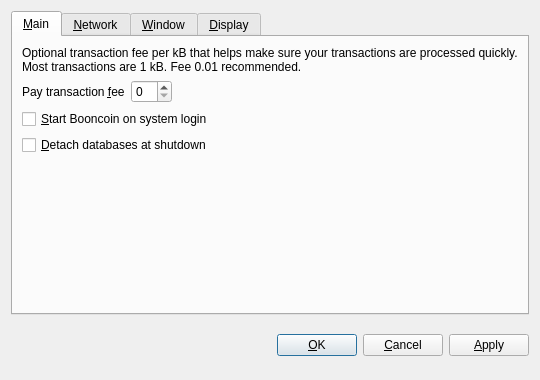
Before: the Qt Designer form src/qt/forms/optionsdialog.ui in acgh213/boondollars, drawn with Qt 5.
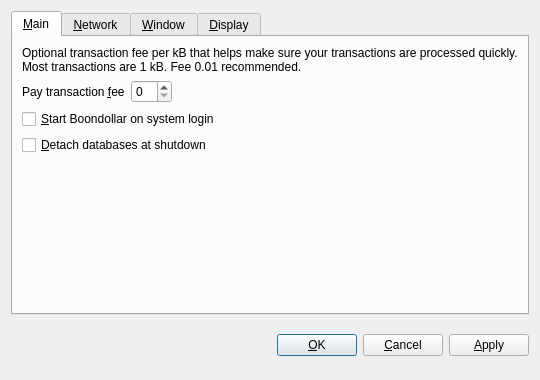
After: the same form once the commit is applied. The open tabs and pages were chosen to show the change. Custom widgets are drawn as their Qt base class.

What changed in the file:
```diff
--- a/src/qt/forms/optionsdialog.ui
+++ b/src/qt/forms/optionsdialog.ui
@@ -82,7 +82,7 @@
           <string>Automatically start Booncoin after logging in to the system.</string>
          </property>
          <property name="text">
-          <string>&amp;Start Booncoin on system login</string>
+          <string>&amp;Start Boondollar on system login</string>
          </property>
         </widget>
        </item>
```
Left out of the diff: 10 changed lines with no effect on the pictures.
